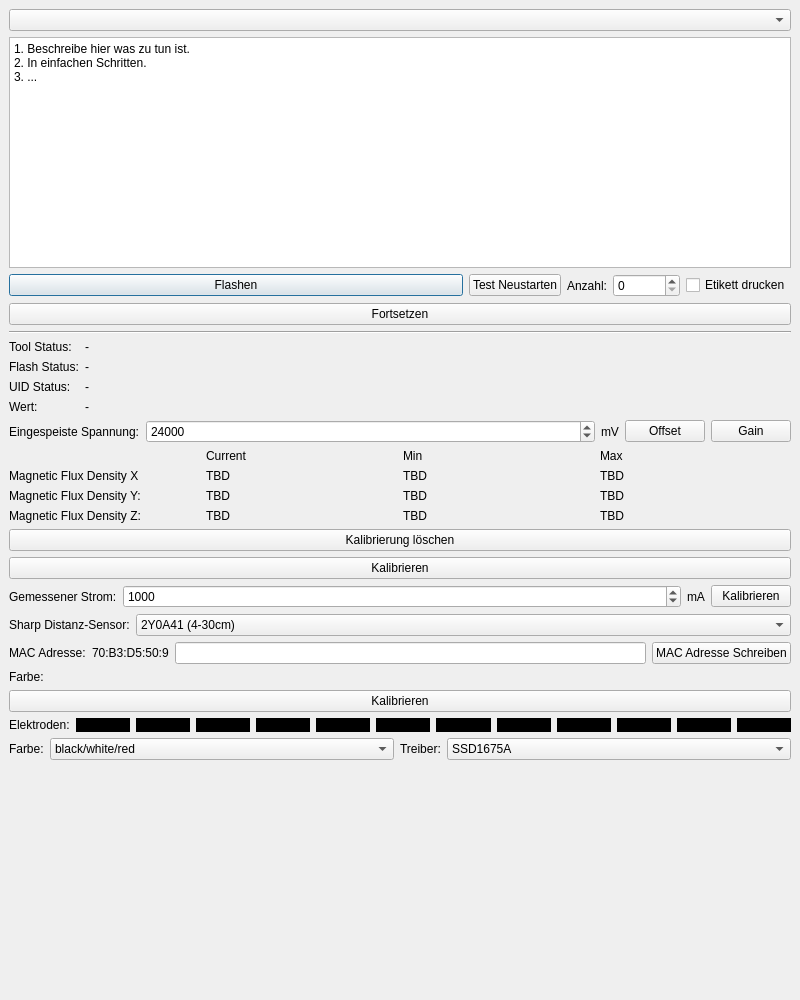
Qt form src/flash-test/ui/mainwindow.ui (Tinkerforge/flash-test) before a commit.
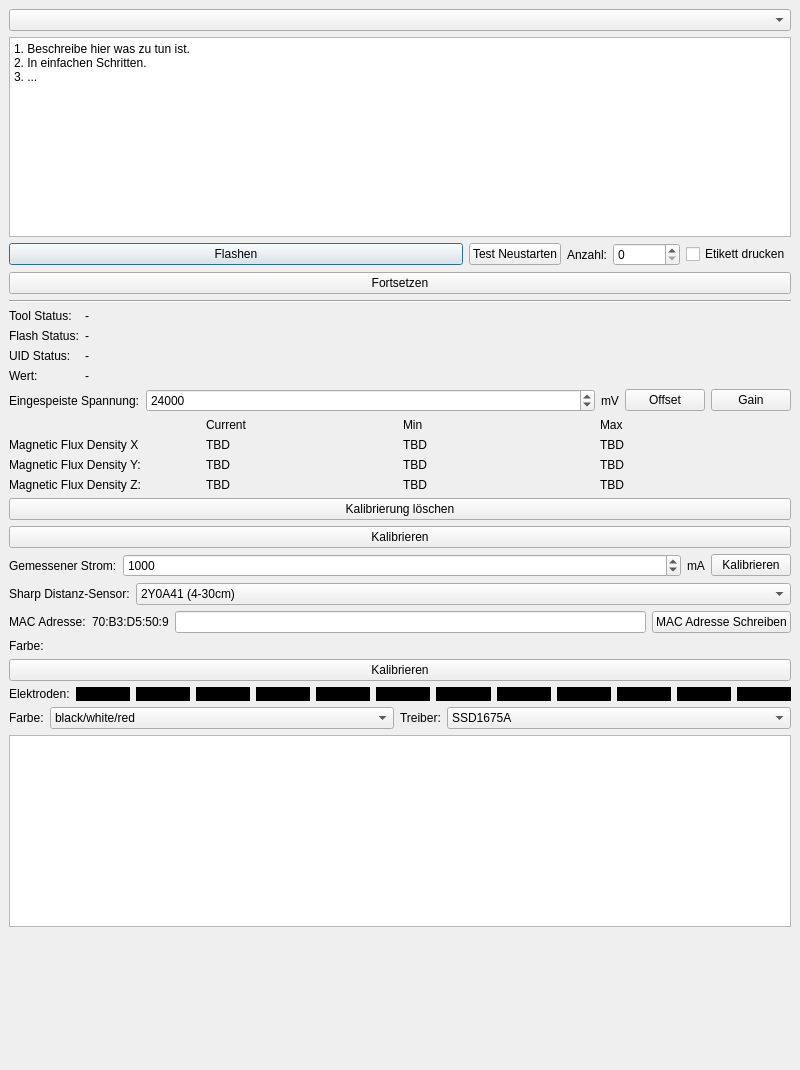
The same form after that commit.

Commit message: Add test script for EVSE V3

What changed in the file:
```diff
--- a/src/flash-test/ui/mainwindow.ui
+++ b/src/flash-test/ui/mainwindow.ui
@@ -7,7 +7,7 @@
     <x>0</x>
     <y>0</y>
     <width>800</width>
-    <height>1000</height>
+    <height>1070</height>
    </rect>
   </property>
   <property name="windowTitle">
@@ -709,6 +709,20 @@
       <item>
        <layout class="QVBoxLayout" name="layout_plugin_bottom"/>
       </item>
+      <item>
+       <layout class="QVBoxLayout" name="evse_layout">
+        <property name="topMargin">
+         <number>0</number>
+        </property>
+        <item>
+         <widget class="QTextEdit" name="evse_textedit">
+          <property name="readOnly">
+           <bool>true</bool>
+          </property>
+         </widget>
+        </item>
+       </layout>
+      </item>
       <item>
        <spacer name="verticalSpacer_2">
         <property name="orientation">
```
Left out of the diff: 160 changed lines with no effect on the pictures. The commit also changes 4 other files.
